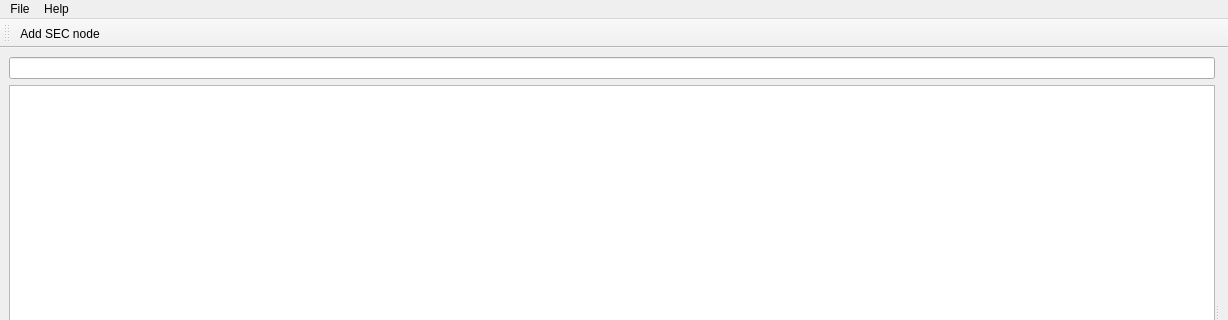
First picture: the form in secop/gui/ui/mainwindow.ui, repository SampleEnvironment/frappy, before the edit; both pictures show x 0 to 1228 and y 0 to 320 of the 1228 by 600 pixel window.
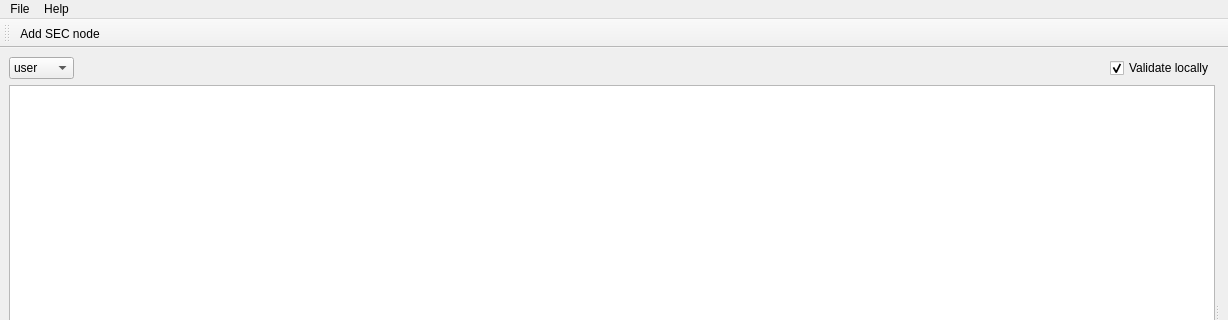
Second picture: the form after the edit.

What changed in the file:
```diff
--- a/secop/gui/ui/mainwindow.ui
+++ b/secop/gui/ui/mainwindow.ui
@@ -14,8 +14,8 @@
    <string>secop-gui</string>
   </property>
   <widget class="QWidget" name="centralwidget">
-   <layout class="QGridLayout" name="gridLayout">
-    <item row="0" column="0">
+   <layout class="QHBoxLayout" name="horizontalLayout">
+    <item>
      <widget class="QSplitter" name="splitter">
       <property name="orientation">
        <enum>Qt::Horizontal</enum>
@@ -23,7 +23,53 @@
       <widget class="QWidget" name="layoutWidget">
        <layout class="QVBoxLayout" name="verticalLayout">
         <item>
-         <widget class="QLineEdit" name="lineEdit"/>
+         <layout class="QHBoxLayout" name="horizontalLayout_2">
+          <property name="topMargin">
+           <number>0</number>
+          </property>
+          <item>
+           <widget class="QComboBox" name="visibilityComboBox">
+            <item>
+             <property name="text">
+              <string>user</string>
+             </property>
+            </item>
+            <item>
+             <property name="text">
+              <string>admin</string>
+             </property>
+            </item>
+            <item>
+             <property name="text">
+              <string>expert</string>
+             </property>
+            </item>
+           </widget>
+          </item>
+          <item>
+           <spacer name="horizontalSpacer">
+            <property name="orientation">
+             <enum>Qt::Horizontal</enum>
+            </property>
+            <property name="sizeHint" stdset="0">
+             <size>
+              <width>40</width>
+              <height>20</height>
+             </size>
+            </property>
+           </spacer>
+          </item>
+          <item>
+           <widget class="QCheckBox" name="validateCheckBox">
+            <property name="text">
+             <string>Validate locally</string>
+            </property>
+            <property name="checked">
+             <bool>true</bool>
+            </property>
+           </widget>
+          </item>
+         </layout>
         </item>
         <item>
          <widget class="QTreeWidget" name="treeWidget">
```
Left out of the diff: 2 changed lines with no effect on the pictures.
